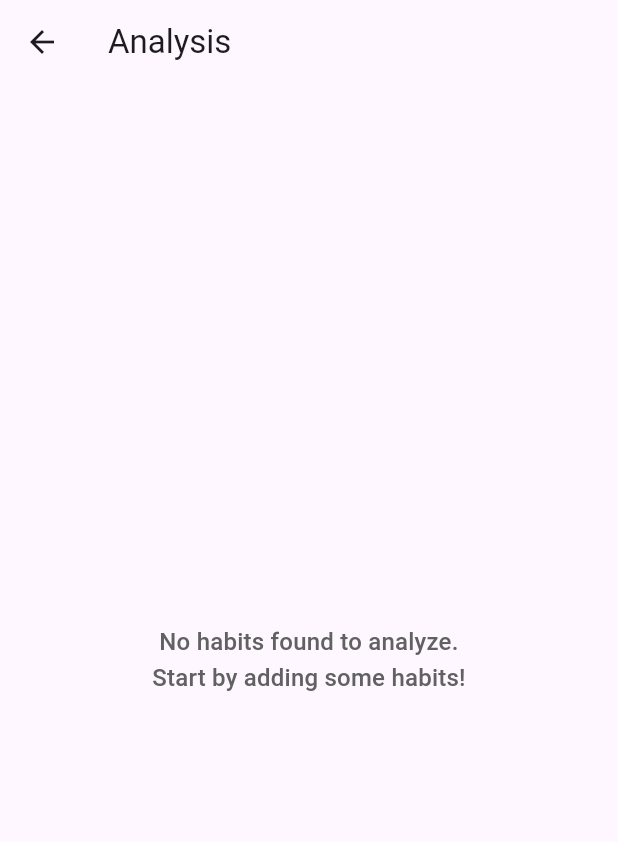
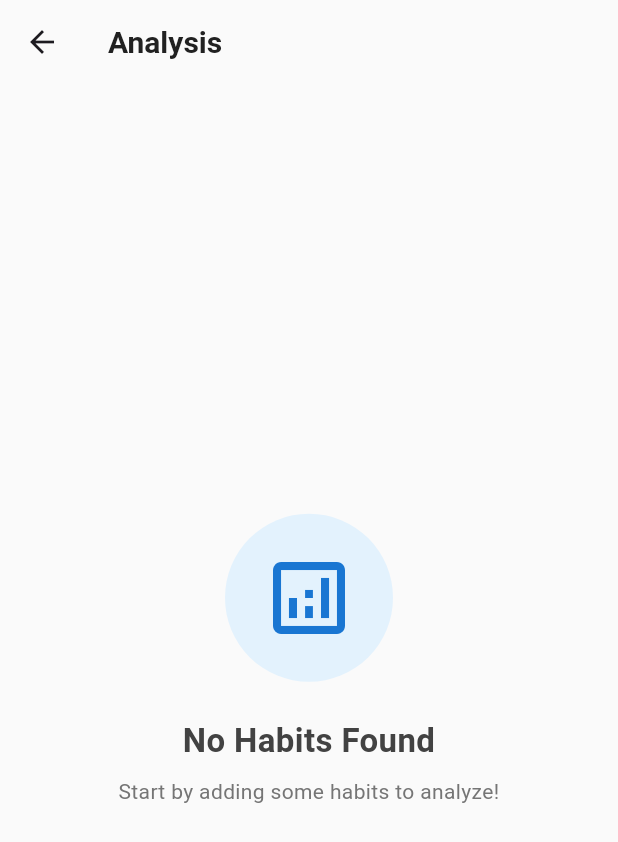
Before and after one commit to zxhenn/Flutter-Project, a Flutter app: the AnalysisScreen screen opened directly, on a phone screen of 412 x 824 dp. Shown: the top 842 px of the screen. Run offline on Flutter 3.47's test engine with Material 3 defaults, Android fonts, the phone set to English and light mode, and no system bars; our stand-ins replace awesome_notifications, cloud_firestore, firebase_auth, firebase_core, fl_chart, geolocator and 3 more; accounts and stored records are empty.

Commit message:
redesigned habit analysis

```diff
--- a/lib/Analysis/analysis_screen.dart
+++ b/lib/Analysis/analysis_screen.dart
@@ -128,34 +128,59 @@ class _AnalysisScreenState extends State<AnalysisScreen> {
     if (mounted) setState(() => logCounts = counts);
   }
 
-  Widget _buildSectionCard({required String title, required Widget child, EdgeInsets? padding}) {
-    return Card(
-      elevation: 2.0,
-      shape: RoundedRectangleBorder(borderRadius: BorderRadius.circular(12.0)),
-      margin: const EdgeInsets.only(bottom: 20.0),
-      child: Padding(
-        padding: padding ?? const EdgeInsets.all(16.0),
+  Widget _buildSectionCard({required String title, required Widget child, IconData? titleIcon, EdgeInsets? padding}) {
+    return Container(
+      margin: const EdgeInsets.only(bottom: 20),
+      padding: padding ?? const EdgeInsets.all(20),
+      decoration: BoxDecoration(
+        color: Colors.white,
+        borderRadius: BorderRadius.circular(16),
+        boxShadow: [
+          BoxShadow(
+            color: Colors.black.withOpacity(0.05),
+            blurRadius: 8,
+            offset: const Offset(0, 2),
+          ),
+        ],
+      ),
       child: Column(
         crossAxisAlignment: CrossAxisAlignment.start,
         children: [
-            Text(
+          Row(
+            children: [
+              if (titleIcon != null) ...[
+                Container(
+                  padding: const EdgeInsets.all(8),
+                  decoration: BoxDecoration(
+                    color: Colors.blue.shade50,
+                    borderRadius: BorderRadius.circular(10),
+                  ),
+                  child: Icon(titleIcon, color: Colors.blue[700], size: 20),
+                ),
+                const SizedBox(width: 12),
+              ],
+              Expanded(
+                child: Text(
                   title,
-              style: Theme.of(context).textTheme.titleLarge?.copyWith(
+                  style: TextStyle(
+                    fontSize: 18,
                     fontWeight: FontWeight.bold,
-                color: Theme.of(context).colorScheme.primary,
+                    color: Colors.grey[900],
                   ),
                 ),
-            const SizedBox(height: 12),
+              ),
+            ],
+          ),
+          const SizedBox(height: 16),
           child,
         ],
-        ),
       ),
     );
   }
 
   Widget _buildWeeklyLogBarChart(ThemeData theme) {
     double maxY = logCounts.isEmpty ? 5 : (logCounts.reduce((a, b) => a > b ? a : b) + 2);
-    if (maxY < 5) maxY = 5; // Ensure a minimum height for the y-axis
+    if (maxY < 5) maxY = 5;
 
     return BarChart(
       BarChartData(
@@ -164,7 +189,7 @@ class _AnalysisScreenState extends State<AnalysisScreen> {
         barTouchData: BarTouchData(
           enabled: true,
           touchTooltipData: BarTouchTooltipData(
-            tooltipBgColor: Colors.blueGrey.withOpacity(0.8),
+            tooltipBgColor: Colors.blue[700]!.withOpacity(0.9),
             getTooltipItem: (group, groupIndex, rod, rodIndex) {
               String weekDay = weekDays[group.x.toInt()];
               return BarTooltipItem(
@@ -173,13 +198,13 @@ class _AnalysisScreenState extends State<AnalysisScreen> {
                 children: <TextSpan>[
                   TextSpan(
                     text: (rod.toY - rod.fromY).toInt().toString(),
-                    style: TextStyle(
-                      color: theme.colorScheme.surface, // Or Colors.yellow
-                      fontSize: 12,
-                      fontWeight: FontWeight.w500,
+                    style: const TextStyle(
+                      color: Colors.white,
+                      fontSize: 16,
+                      fontWeight: FontWeight.bold,
                     ),
                   ),
-                  const TextSpan(text: ' logs', style: TextStyle(color: Colors.white, fontSize: 12)),
+                  const TextSpan(text: ' logs', style: TextStyle(color: Colors.white70, fontSize: 12)),
                 ],
               );
             },
@@ -195,20 +220,33 @@ class _AnalysisScreenState extends State<AnalysisScreen> {
                 if (index < 0 || index >= weekDays.length) return const SizedBox.shrink();
                 return Padding(
                   padding: const EdgeInsets.only(top: 6.0),
-                  child: Text(weekDays[index], style: TextStyle(fontSize: 11, color: Colors.grey[700])),
+                  child: Text(
+                    weekDays[index],
+                    style: TextStyle(
+                      fontSize: 12,
+                      color: Colors.grey[700],
+                      fontWeight: FontWeight.w500,
+                    ),
+                  ),
                 );
               },
-              reservedSize: 28,
+              reservedSize: 32,
             ),
           ),
           leftTitles: AxisTitles(
             sideTitles: SideTitles(
               showTitles: true,
-              reservedSize: 36,
-              interval: maxY ~/ 5 > 0 ? (maxY ~/ 5).toDouble() : 1, // Dynamic interval
+              reservedSize: 40,
+              interval: maxY ~/ 5 > 0 ? (maxY ~/ 5).toDouble() : 1,
               getTitlesWidget: (value, meta) {
-                if (value == 0 || value == meta.max) return const SizedBox.shrink(); // Avoid clutter at edges
-                return Text(value.toInt().toString(), style: TextStyle(fontSize: 10, color: Colors.grey[600]));
+                if (value == 0 || value == meta.max) return const SizedBox.shrink();
+                return Text(
+                  value.toInt().toString(),
+                  style: TextStyle(
+                    fontSize: 11,
+                    color: Colors.grey[600],
+                  ),
+                );
               },
             ),
           ),
@@ -221,7 +259,7 @@ class _AnalysisScreenState extends State<AnalysisScreen> {
           drawVerticalLine: false,
           horizontalInterval: maxY ~/ 5 > 0 ? (maxY ~/ 5).toDouble() : 1,
           getDrawingHorizontalLine: (value) {
-            return FlLine(color: Colors.grey.shade300, strokeWidth: 0.5);
+            return FlLine(color: Colors.grey.shade200, strokeWidth: 1);
           },
         ),
         barGroups: List.generate(7, (i) {
@@ -230,13 +268,12 @@ class _AnalysisScreenState extends State<AnalysisScreen> {
             barRods: [
               BarChartRodData(
                 toY: logCounts[i],
-                  width: 18,
-                  color: theme.colorScheme.primary.withOpacity(0.8),
+                width: 20,
+                color: Colors.blue[700],
                 borderRadius: const BorderRadius.only(
-                    topLeft: Radius.circular(6),
-                    topRight: Radius.circular(6),
+                  topLeft: Radius.circular(8),
+                  topRight: Radius.circular(8),
                 ),
-                  borderSide: BorderSide(color: theme.colorScheme.primary, width: 1.0)
               ),
             ],
             showingTooltipIndicators: [],
@@ -246,61 +283,132 @@ class _AnalysisScreenState extends State<AnalysisScreen> {
     );
   }
 
-  Widget _buildStatsDisplay(ThemeData theme) {
+  Widget _buildStatsDisplay() {
     double consistency = (daysPassed > 0 && daysLogged > 0) ? (daysLogged / daysPassed * 100) : 0.0;
     Color consistencyColor = Colors.grey;
     if (consistency >= 75) consistencyColor = Colors.green;
     else if (consistency >= 50) consistencyColor = Colors.orange;
     else if (consistency > 0) consistencyColor = Colors.red;
 
-
     return Column(
       children: [
         Row(
-          mainAxisAlignment: MainAxisAlignment.spaceAround,
           children: [
-            _buildStatItem(theme, "Days Logged", daysLogged.toString(), Icons.event_available_outlined),
-            _buildStatItem(theme, "Days Passed", daysPassed.toString(), Icons.timelapse_outlined),
+            Expanded(
+              child: Container(
+                padding: const EdgeInsets.all(16),
+                decoration: BoxDecoration(
+                  color: Colors.blue.shade50,
+                  borderRadius: BorderRadius.circular(12),
+                ),
+                child: Column(
+                  children: [
+                    Icon(Icons.event_available, color: Colors.blue[700], size: 28),
+                    const SizedBox(height: 8),
+                    Text(
+                      daysLogged.toString(),
+                      style: TextStyle(
+                        fontSize: 24,
+                        fontWeight: FontWeight.bold,
+                        color: Colors.grey[900],
+                      ),
+                    ),
+                    const SizedBox(height: 4),
+                    Text(
+                      "Days Logged",
+                      style: TextStyle(
+                        fontSize: 12,
+                        color: Colors.grey[600],
+                      ),
+                    ),
                   ],
                 ),
-        const SizedBox(height: 20),
-        if(selectedHabitData != null) ...[
-          Text("Consistency", style: theme.textTheme.titleMedium?.copyWith(fontWeight: FontWeight.w600)),
+              ),
+            ),
+            const SizedBox(width: 12),
+            Expanded(
+              child: Container(
+                padding: const EdgeInsets.all(16),
+                decoration: BoxDecoration(
+                  color: Colors.green.shade50,
+                  borderRadius: BorderRadius.circular(12),
+                ),
+                child: Column(
+                  children: [
+                    Icon(Icons.timelapse, color: Colors.green[700], size: 28),
                     const SizedBox(height: 8),
+                    Text(
+                      daysPassed.toString(),
+                      style: TextStyle(
+                        fontSize: 24,
+                        fontWeight: FontWeight.bold,
+                        color: Colors.grey[900],
+                      ),
+                    ),
+                    const SizedBox(height: 4),
+                    Text(
+                      "Days Passed",
+                      style: TextStyle(
+                        fontSize: 12,
+                        color: Colors.grey[600],
+                      ),
+                    ),
+                  ],
+                ),
+              ),
+            ),
+          ],
+        ),
+        if (selectedHabitData != null) ...[
+          const SizedBox(height: 24),
+          Text(
+            "Consistency",
+            style: TextStyle(
+              fontSize: 16,
+              fontWeight: FontWeight.bold,
+              color: Colors.grey[900],
+            ),
+          ),
+          const SizedBox(height: 16),
           Stack(
             alignment: Alignment.center,
             children: [
               SizedBox(
-                height: 100, width: 100,
+                height: 120,
+                width: 120,
                 child: CircularProgressIndicator(
                   value: consistency / 100,
-                  strokeWidth: 8,
-                  backgroundColor: Colors.grey[300],
+                  strokeWidth: 10,
+                  backgroundColor: Colors.grey.shade200,
                   valueColor: AlwaysStoppedAnimation<Color>(consistencyColor),
                 ),
               ),
-              Text("${consistency.toStringAsFixed(0)}%", style: theme.textTheme.headlineSmall?.copyWith(fontWeight: FontWeight.bold, color: consistencyColor)),
+              Column(
+                children: [
+                  Text(
+                    "${consistency.toStringAsFixed(0)}%",
+                    style: TextStyle(
+                      fontSize: 28,
+                      fontWeight: FontWeight.bold,
+                      color: consistencyColor,
+                    ),
+                  ),
+                  const SizedBox(height: 4),
+                  Text(
+                    selectedHabitData!['type'] ?? 'Habit',
+                    style: TextStyle(
+                      fontSize: 12,
+                      color: Colors.grey[600],
+                    ),
+                    textAlign: TextAlign.center,
+                    maxLines: 1,
+                    overflow: TextOverflow.ellipsis,
+                  ),
                 ],
               ),
-          const SizedBox(height: 8),
-          Text(
-            selectedHabitData!['type'] ?? 'Habit Analysis',
-            style: theme.textTheme.bodyMedium?.copyWith(color: Colors.grey[700]),
-            textAlign: TextAlign.center,
+            ],
           ),
-        ]
         ],
-    );
-  }
-
-  Widget _buildStatItem(ThemeData theme, String label, String value, IconData icon) {
-    return Column(
-      mainAxisSize: MainAxisSize.min,
-      children: [
-        Icon(icon, size: 28, color: theme.colorScheme.secondary),
-        const SizedBox(height: 6),
-        Text(value, style: theme.textTheme.headlineSmall?.copyWith(fontWeight: FontWeight.bold)),
-        Text(label, style: theme.textTheme.bodySmall?.copyWith(color: Colors.grey[600])),
       ],
     );
   }
@@ -311,21 +419,76 @@ class _AnalysisScreenState extends State<AnalysisScreen> {
 
     if (_isLoading) {
       return Scaffold(
-        appBar: AppBar(title: const Text("Analysis"), elevation: 0, backgroundColor: Colors.transparent),
+        backgroundColor: Colors.grey[50],
+        appBar: AppBar(
+          backgroundColor: Colors.grey[50],
+          elevation: 0,
+          title: Text(
+            "Analysis",
+            style: TextStyle(
+              fontSize: 20,
+              fontWeight: FontWeight.bold,
+              color: Colors.grey[900],
+            ),
+          ),
+        ),
         body: const Center(child: CircularProgressIndicator()),
       );
     }
 
     if (allHabits.isEmpty) {
       return Scaffold(
-        appBar: AppBar(title: const Text("Analysis"), elevation: 0, backgroundColor: Colors.transparent),
+        backgroundColor: Colors.grey[50],
+        appBar: AppBar(
+          backgroundColor: Colors.grey[50],
+          elevation: 0,
+          title: Text(
+            "Analysis",
+            style: TextStyle(
+              fontSize: 20,
+              fontWeight: FontWeight.bold,
+              color: Colors.grey[900],
+            ),
+          ),
+        ),
         body: Center(
           child: Padding(
-            padding: const EdgeInsets.all(20.0),
-            child: Text(
-              "No habits found to analyze.\nStart by adding some habits!",
+            padding: const EdgeInsets.all(40.0),
+            child: Column(
+              mainAxisAlignment: MainAxisAlignment.center,
+              children: [
+                Container(
+                  padding: const EdgeInsets.all(24),
+                  decoration: BoxDecoration(
+                    color: Colors.blue.shade50,
+                    shape: BoxShape.circle,
+                  ),
+                  child: Icon(
+                    Icons.analytics_outlined,
+                    size: 64,
+                    color: Colors.blue[700],
+                  ),
+                ),
+                const SizedBox(height: 24),
+                Text(
+                  "No Habits Found",
+                  style: TextStyle(
+                    fontSize: 22,
+                    fontWeight: FontWeight.bold,
+                    color: Colors.grey[800],
+                  ),
                   textAlign: TextAlign.center,
-              style: theme.textTheme.titleMedium?.copyWith(color: Colors.grey[700]),
+                ),
+                const SizedBox(height: 8),
+                Text(
+                  "Start by adding some habits to analyze!",
+                  style: TextStyle(
+                    fontSize: 14,
+                    color: Colors.grey[600],
+                  ),
+                  textAlign: TextAlign.center,
+                ),
+              ],
             ),
           ),
         ),
@@ -333,36 +496,48 @@ class _AnalysisScreenState extends State<AnalysisScreen> {
     }
 
     return Scaffold(
-      backgroundColor: Colors.grey[100], // Light background for the whole screen
+      backgroundColor: Colors.grey[50],
       appBar: AppBar(
-        title: const Text("Habit Analysis", style: TextStyle(fontWeight: FontWeight.bold)),
-        backgroundColor: Colors.transparent,
+        backgroundColor: Colors.grey[50],
         elevation: 0,
-        centerTitle: true,
-        iconTheme: IconThemeData(color: theme.colorScheme.primary),
-        titleTextStyle: TextStyle(color: theme.textTheme.titleLarge?.color, fontSize: 20, fontWeight: FontWeight.bold),
+        title: Text(
+          "Habit Analysis",
+          style: TextStyle(
+            fontSize: 20,
+            fontWeight: FontWeight.bold,
+            color: Colors.grey[900],
+          ),
+        ),
       ),
       body: SafeArea(
-        child: SingleChildScrollView( // Make the whole screen scrollable
-          padding: const EdgeInsets.all(16.0),
+        child: SingleChildScrollView(
+          padding: const EdgeInsets.all(20),
           child: Column(
             crossAxisAlignment: CrossAxisAlignment.start,
             children: [
-              // Potentially your TopHeader here if it's different from AppBar
-              // const TopHeader(),
-              // const SizedBox(height: 16),
-
+              // Habit Selector
               _buildSectionCard(
-                title: "Habit Selector",
-                padding: const EdgeInsets.symmetric(horizontal:16, vertical: 12),
+                title: "Select Habit",
+                titleIcon: Icons.analytics_outlined,
                 child: DropdownButtonFormField<String>(
                   isExpanded: true,
                   value: selectedHabitId,
                   decoration: InputDecoration(
                     filled: true,
-                      fillColor: Colors.white.withOpacity(0.9),
-                      border: OutlineInputBorder(borderRadius: BorderRadius.circular(12), borderSide: BorderSide.none),
-                      contentPadding: const EdgeInsets.symmetric(horizontal: 12, vertical: 14)
+                    fillColor: Colors.grey.shade50,
+                    border: OutlineInputBorder(
+                      borderRadius: BorderRadius.circular(12),
+                      borderSide: BorderSide(color: Colors.grey.shade200!),
+                    ),
+                    enabledBorder: OutlineInputBorder(
+                      borderRadius: BorderRadius.circular(12),
+                      borderSide: BorderSide(color: Colors.grey.shade200!),
+                    ),
+                    focusedBorder: OutlineInputBorder(
+                      borderRadius: BorderRadius.circular(12),
+                      borderSide: BorderSide(color: Colors.blue[700]!, width: 2),
+                    ),
+                    contentPadding: const EdgeInsets.symmetric(horizontal: 16, vertical: 14),
                   ),
                   hint: const Text("Select a habit to analyze"),
                   items: allHabits.map((habit) {
@@ -386,24 +561,44 @@ class _AnalysisScreenState extends State<AnalysisScreen> {
               if (selectedHabitId != null && selectedHabitData != null) ...[
                 _buildSectionCard(
                   title: "Weekly Log Count",
+                  titleIcon: Icons.bar_chart,
                   child: AspectRatio(
-                    aspectRatio: 1.6, // Adjusted for potentially taller chart due to y-axis labels
+                    aspectRatio: 1.6,
                     child: Padding(
-                      padding: const EdgeInsets.only(top: 16.0, right: 8.0), // Padding for chart
+                      padding: const EdgeInsets.only(top: 16.0, right: 8.0),
                       child: _buildWeeklyLogBarChart(theme),
                     ),
                   ),
                 ),
                 _buildSectionCard(
                   title: "Habit Statistics",
-                  child: _buildStatsDisplay(theme),
+                  titleIcon: Icons.trending_up,
+                  child: _buildStatsDisplay(),
                 ),
               ] else if (selectedHabitId != null && selectedHabitData == null) ...[
-                // This case might occur if a selected habit was deleted or data is inconsistent
-                const Padding(
-                  padding: EdgeInsets.all(20.0),
-                  child: Center(child: Text("Selected habit data not found.")),
-                )
+                Container(
+                  padding: const EdgeInsets.all(40),
+                  decoration: BoxDecoration(
+                    color: Colors.white,
+                    borderRadius: BorderRadius.circular(16),
+                    boxShadow: [
+                      BoxShadow(
+                        color: Colors.black.withOpacity(0.05),
+                        blurRadius: 8,
+                        offset: const Offset(0, 2),
+                      ),
+                    ],
+                  ),
+                  child: Center(
+                    child: Text(
+                      "Selected habit data not found.",
+                      style: TextStyle(
+                        fontSize: 14,
+                        color: Colors.grey[600],
+                      ),
+                    ),
+                  ),
+                ),
               ],
             ],
           ),
```
Lines whose indentation alone changed are shown as unchanged.
